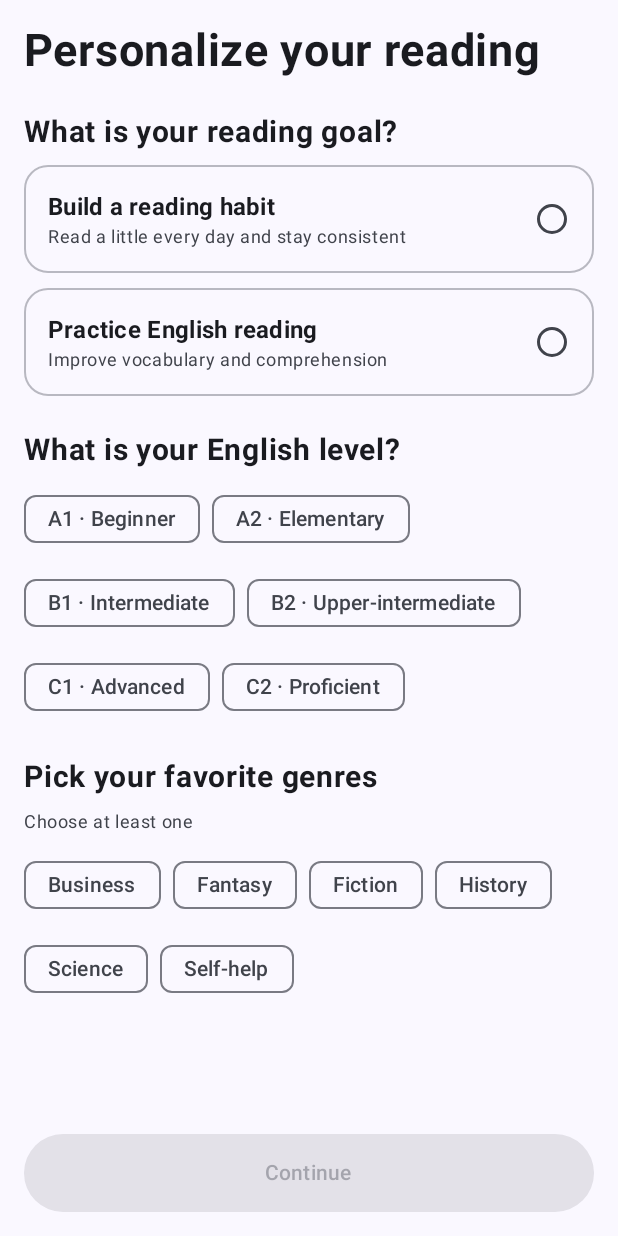
After one commit to TrungSon02/Book-Quest, an Android app built with Jetpack Compose: the composable PreferencePage called with empty values, on a phone screen of 412 x 824 dp. The commit adds this screen. Run offline under Robolectric (Android 15) with nearby library versions, the phone set to English and light mode, and no system bars; our stand-ins replace Room's generated code.

Commit message:
feat: add user preference selection page (2.3)

```diff
--- /dev/null
+++ b/app/src/main/java/com/example/bookquest/ui/PreferencePage.kt
@@ -0,0 +1,234 @@
+package com.example.bookquest.ui
+
+import androidx.compose.foundation.BorderStroke
+import androidx.compose.foundation.layout.Arrangement
+import androidx.compose.foundation.layout.Column
+import androidx.compose.foundation.layout.FlowRow
+import androidx.compose.foundation.layout.Row
+import androidx.compose.foundation.layout.fillMaxSize
+import androidx.compose.foundation.layout.fillMaxWidth
+import androidx.compose.foundation.layout.height
+import androidx.compose.foundation.layout.padding
+import androidx.compose.foundation.layout.size
+import androidx.compose.foundation.layout.systemBarsPadding
+import androidx.compose.foundation.rememberScrollState
+import androidx.compose.foundation.shape.RoundedCornerShape
+import androidx.compose.foundation.verticalScroll
+import androidx.compose.material3.Button
+import androidx.compose.material3.Card
+import androidx.compose.material3.CardDefaults
+import androidx.compose.material3.CircularProgressIndicator
+import androidx.compose.material3.FilterChip
+import androidx.compose.material3.MaterialTheme
+import androidx.compose.material3.RadioButton
+import androidx.compose.material3.Text
+import androidx.compose.runtime.Composable
+import androidx.compose.runtime.collectAsState
+import androidx.compose.runtime.getValue
+import androidx.compose.runtime.mutableStateOf
+import androidx.compose.runtime.remember
+import androidx.compose.runtime.rememberCoroutineScope
+import androidx.compose.runtime.saveable.rememberSaveable
+import androidx.compose.runtime.setValue
+import androidx.compose.ui.Alignment
+import androidx.compose.ui.Modifier
+import androidx.compose.ui.platform.LocalContext
+import androidx.compose.ui.text.font.FontWeight
+import androidx.compose.ui.unit.dp
+import androidx.compose.ui.unit.sp
+import data.AppDatabase
+import data.entity.EnglishLevel
+import data.entity.ReadingGoal
+import kotlinx.coroutines.launch
+
+@Composable
+fun PreferencePage(
+    userId: Long,
+    modifier: Modifier = Modifier,
+    onFinished: () -> Unit = {}
+){
+    var goal by rememberSaveable { mutableStateOf<ReadingGoal?>(null) }
+    var level by rememberSaveable { mutableStateOf<EnglishLevel?>(null) }
+    var selectedGenreIds by rememberSaveable { mutableStateOf<Set<Long>>(emptySet()) }
+    var isSaving by remember { mutableStateOf(false) }
+    var error by remember { mutableStateOf<String?>(null) }
+
+    //Get a Context so we can open the database
+    val context = LocalContext.current
+
+    //Open the database once, and get the DAO from it
+    val database = remember {
+        AppDatabase.get(context)
+    }
+    val preferenceDao = remember {
+        database.preferenceDao()
+    }
+    val scope = rememberCoroutineScope()
+
+    // Genres for the chips, read from the database
+    val genresFlow = remember {
+        preferenceDao.getGenres()
+    }
+    val genres by genresFlow.collectAsState(initial = emptyList())
+
+    // Continue is only enabled when everything is chosen
+    val chosenGoal = goal
+    val chosenLevel = level
+    val canSubmit = chosenGoal != null && chosenLevel != null
+            && selectedGenreIds.isNotEmpty() && !isSaving
+
+    Column(
+        verticalArrangement = Arrangement.spacedBy(24.dp),
+        modifier = modifier.fillMaxSize().systemBarsPadding().padding(16.dp)
+    ) {
+        //Title
+        Text("Personalize your reading", fontWeight = FontWeight.Bold, fontSize = 30.sp)
+
+        Column(
+            verticalArrangement = Arrangement.spacedBy(24.dp),
+            modifier = Modifier.weight(1f).verticalScroll(rememberScrollState())
+        ) {
+            //Reading goal
+            PreferenceSection("What is your reading goal?") {
+                ReadingGoal.entries.forEach { option ->
+                    GoalCard(
+                        title = option.label,
+                        description = option.description,
+                        selected = goal == option,
+                        onClick = { goal = option }
+                    )
+                }
+            }
+
+            //English level
+            PreferenceSection("What is your English level?") {
+                FlowRow(
+                    horizontalArrangement = Arrangement.spacedBy(8.dp),
+                    verticalArrangement = Arrangement.spacedBy(8.dp)
+                ) {
+                    EnglishLevel.entries.forEach { option ->
+                        FilterChip(
+                            selected = level == option,
+                            onClick = { level = option },
+                            label = { Text(option.label) }
+                        )
+                    }
+                }
+            }
+
+            //Genres
+            PreferenceSection("Pick your favorite genres", hint = "Choose at least one") {
+                FlowRow(
+                    horizontalArrangement = Arrangement.spacedBy(8.dp),
+                    verticalArrangement = Arrangement.spacedBy(8.dp)
+                ) {
+                    genres.forEach { genre ->
+                        val genreId = genre.id ?: return@forEach
+                        FilterChip(
+                            selected = genreId in selectedGenreIds,
+                            onClick = {
+                                selectedGenreIds = if (genreId in selectedGenreIds) {
+                                    selectedGenreIds - genreId
+                                } else {
+                                    selectedGenreIds + genreId
+                                }
+                            },
+                            label = { Text(genre.name) }
+                        )
+                    }
+                }
+            }
+        }
+
+        error?.let {
+            Text(it, color = MaterialTheme.colorScheme.error, style = MaterialTheme.typography.bodySmall)
+        }
+
+        //Continue button
+        Button(
+            onClick = {
+                if (chosenGoal != null && chosenLevel != null) {
+                    scope.launch {
+                        isSaving = true
+                        error = null
+                        try {
+                            preferenceDao.savePreferences(
+                                userId = userId,
+                                goal = chosenGoal.name,
+                                level = chosenLevel.name,
+                                genreIds = selectedGenreIds.toList()
+                            )
+                            onFinished()
+                        } catch (e: Exception) {
+                            error = e.message ?: "Could not save"
+                        }
+                        isSaving = false
+                    }
+                }
+            },
+            enabled = canSubmit,
+            modifier = Modifier.fillMaxWidth().height(52.dp)
+        ) {
+            if (isSaving) CircularProgressIndicator(Modifier.size(20.dp), strokeWidth = 2.dp)
+            else Text("Continue")
+        }
+    }
+}
+
+@Composable
+private fun PreferenceSection(
+    title: String,
+    hint: String? = null,
+    content: @Composable () -> Unit
+) {
+    Column(verticalArrangement = Arrangement.spacedBy(10.dp)) {
+        Text(title, fontWeight = FontWeight.Bold, fontSize = 20.sp)
+        hint?.let {
+            Text(
+                text = it,
+                style = MaterialTheme.typography.bodySmall,
+                color = MaterialTheme.colorScheme.onSurfaceVariant
+            )
+        }
+        content()
+    }
+}
+
+@Composable
+private fun GoalCard(
+    title: String,
+    description: String,
+    selected: Boolean,
+    onClick: () -> Unit
+) {
+    Card(
+        onClick = onClick,
+        modifier = Modifier.fillMaxWidth(),
+        shape = RoundedCornerShape(16.dp),
+        colors = CardDefaults.cardColors(containerColor = MaterialTheme.colorScheme.surface),
+        border = BorderStroke(
+            width = if (selected) 2.dp else 1.dp,
+            color = if (selected) MaterialTheme.colorScheme.primary
+            else MaterialTheme.colorScheme.outlineVariant.copy(alpha = 0.5f)
+        )
+    ) {
+        Row(
+            modifier = Modifier.padding(16.dp),
+            verticalAlignment = Alignment.CenterVertically
+        ) {
+            Column(modifier = Modifier.weight(1f)) {
+                Text(
+                    text = title,
+                    style = MaterialTheme.typography.titleMedium,
+                    fontWeight = FontWeight.Bold
+                )
+                Text(
+                    text = description,
+                    style = MaterialTheme.typography.bodySmall,
+                    color = MaterialTheme.colorScheme.onSurfaceVariant
+                )
+            }
+            RadioButton(selected = selected, onClick = null)
+        }
+    }
+}
--- /dev/null
+++ b/app/src/main/java/data/dao/PreferenceDao.kt
@@ -0,0 +1,57 @@
+package data.dao
+
+import androidx.room.Dao
+import androidx.room.Insert
+import androidx.room.OnConflictStrategy
+import androidx.room.Query
+import androidx.room.Transaction
+import data.entity.GenreEntity
+import data.entity.UserEntity
+import data.entity.UserGenreCrossRef
+import kotlinx.coroutines.flow.Flow
+
+@Dao
+interface PreferenceDao {
+    //GET ALL GENRES (with ids, BookDao.getGenreNames only gives the names)
+    @Query("SELECT * FROM genres ORDER BY genre_name")
+    fun getGenres(): Flow<List<GenreEntity>>
+
+    //CHECK IF USER ALREADY FINISHED THE PREFERENCE PAGE
+    @Query("SELECT preferences_completed FROM users WHERE user_id = :userId")
+    suspend fun isPreferencesCompleted(userId: Long): Boolean?
+
+    //SAVE PREFERENCES
+    @Query(
+        """
+    UPDATE users
+    SET reading_goal = :goal,
+        english_level = :level,
+        preferences_completed = 1
+    WHERE user_id = :userId
+    """
+    )
+    suspend fun updatePreferences(userId: Long, goal: String, level: String)
+
+    @Query("DELETE FROM user_genres WHERE user_id = :userId")
+    suspend fun clearUserGenres(userId: Long)
+
+    @Insert(onConflict = OnConflictStrategy.REPLACE)
+    suspend fun insertUserGenres(refs: List<UserGenreCrossRef>)
+
+    //Do the 3 steps together: if one fails, nothing is saved
+    @Transaction
+    suspend fun savePreferences(
+        userId: Long,
+        goal: String,
+        level: String,
+        genreIds: List<Long>
+    ) {
+        updatePreferences(userId, goal, level)
+        clearUserGenres(userId)
+        insertUserGenres(genreIds.map { genreId -> UserGenreCrossRef(userId, genreId) })
+    }
+
+    //TEMP: for testing only, the register page (2.2) should insert users instead
+    @Insert
+    suspend fun insertUser(user: UserEntity): Long
+}
--- /dev/null
+++ b/app/src/main/java/data/entity/User.kt
@@ -0,0 +1,62 @@
+package data.entity
+
+import androidx.room.ColumnInfo
+import androidx.room.Entity
+import androidx.room.ForeignKey
+import androidx.room.Index
+import androidx.room.PrimaryKey
+
+//Options for the preference page (names match books.english_level for the levels)
+enum class ReadingGoal(val label: String, val description: String) {
+    HABIT_FORMATION("Build a reading habit", "Read a little every day and stay consistent"),
+    ENGLISH_PRACTICE("Practice English reading", "Improve vocabulary and comprehension")
+}
+
+enum class EnglishLevel(val label: String) {
+    A1("A1 · Beginner"),
+    A2("A2 · Elementary"),
+    B1("B1 · Intermediate"),
+    B2("B2 · Upper-intermediate"),
+    C1("C1 · Advanced"),
+    C2("C2 · Proficient")
+}
+
+@Entity(
+    tableName = "users",
+    indices = [Index(value = ["email"], unique = true)]
+)
+data class UserEntity(
+    @PrimaryKey(autoGenerate = true) @ColumnInfo(name = "user_id") val id: Long?,
+    val username: String,
+    val email: String,
+    @ColumnInfo(name = "password_hash") val passwordHash: String,
+    @ColumnInfo(name = "reading_goal") val readingGoal: String? = null,
+    @ColumnInfo(name = "english_level") val englishLevel: String? = null,
+    @ColumnInfo(name = "preferences_completed", defaultValue = "0") val preferencesCompleted: Boolean = false,
+    @ColumnInfo(name = "created_at", defaultValue = "CURRENT_TIMESTAMP") val createdAt: String
+)
+
+//Link table: which genres a user likes (many-to-many, same idea as book_genres)
+@Entity(
+    tableName = "user_genres",
+    primaryKeys = ["user_id", "genre_id"],
+    foreignKeys = [
+        ForeignKey(
+            entity = UserEntity::class,
+            parentColumns = ["user_id"],
+            childColumns = ["user_id"],
+            onDelete = ForeignKey.CASCADE
+        ),
+        ForeignKey(
+            entity = GenreEntity::class,
+            parentColumns = ["genre_id"],
+            childColumns = ["genre_id"],
+            onDelete = ForeignKey.CASCADE
+        )
+    ],
+    indices = [Index("genre_id")]
+)
+data class UserGenreCrossRef(
+    @ColumnInfo(name = "user_id") val userId: Long,
+    @ColumnInfo(name = "genre_id") val genreId: Long
+)
```
Also changed, not shown: app/src/main/java/com/example/bookquest/MainActivity.kt (+13 -1 lines), app/src/main/java/data/AppDatabase.kt (+43 -2 lines).
